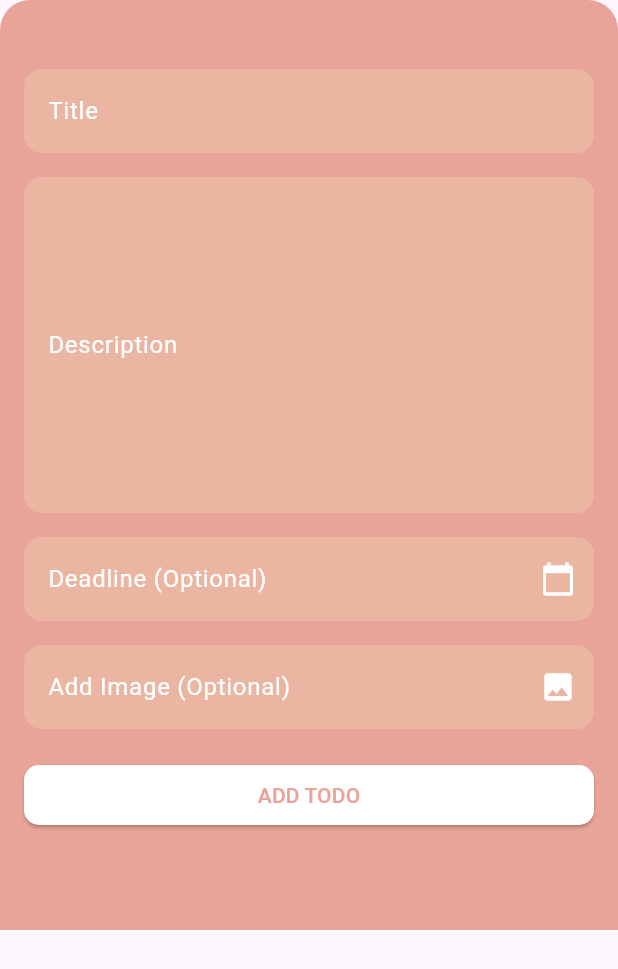
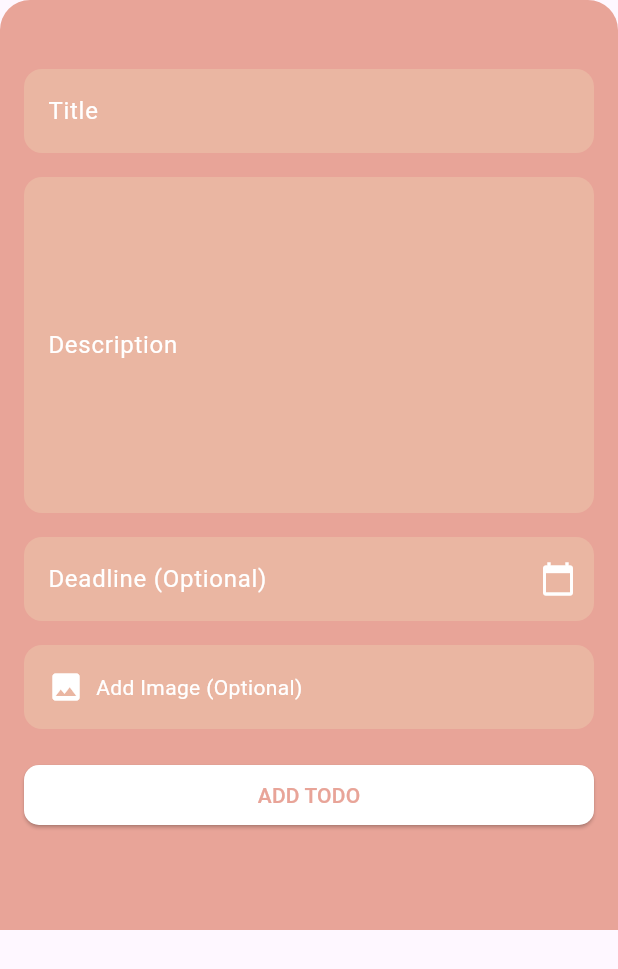
Before and after one commit to chamikacs/Flutter-todo, a Flutter app: the AddTodoBottomSheet widget shown alone on an empty page, opened directly, on a phone screen of 412 x 824 dp. Shown: the top 969 px of the screen. Run offline on Flutter 3.47's test engine with Material 3 defaults, Android fonts, the phone set to English and light mode, and no system bars; our stand-ins replace bloc, equatable, flutter_bloc, image_picker, shared_preferences; accounts and stored records are empty; network calls fail.

Commit message:
initial commit

```diff
--- a/todo_app/lib/blocs/todo/todo_bloc.dart
+++ b/todo_app/lib/blocs/todo/todo_bloc.dart
@@ -32,7 +32,7 @@ class TodoBloc extends Bloc<TodoEvent, TodoState> {
 
     on<AddTodo>((event, emit) async {
       try {
-        await todoRepository.addTodo(event.todo);
+        await todoRepository.addTodo(event.todo, imageFile: event.imageFile);
         add(LoadTodos()); // Reload todos after adding one
       } catch (e) {
         emit(TodoError('Failed to load todos: $e'));
--- a/todo_app/lib/blocs/todo/todo_event.dart
+++ b/todo_app/lib/blocs/todo/todo_event.dart
@@ -1,4 +1,6 @@
 // blocs/todo/todo_event.dart
+import 'dart:io';
+
 import 'package:equatable/equatable.dart';
 import 'package:todo_app/models/todo.dart';
 
@@ -12,15 +14,17 @@ class LoadTodos extends TodoEvent {
 
   LoadTodos([this.filter = 'all']);
 
-  // @override
-  // List<Object?> get props => [filter];
+  @override
+  List<Object?> get props => [filter];
 }
 
 class ClearTodosEvent extends TodoEvent {}
 
 class AddTodo extends TodoEvent {
   final Todo todo;
-  AddTodo(this.todo);
+  final File? imageFile;
+
+  AddTodo(this.todo, {this.imageFile});
 }
 
 class DeleteTodo extends TodoEvent {
@@ -30,8 +34,9 @@ class DeleteTodo extends TodoEvent {
 
 class EditTodoRequested extends TodoEvent {
   final Todo updatedTodo;
+  final File? imageFile;
 
-  EditTodoRequested(this.updatedTodo);
+  EditTodoRequested(this.updatedTodo, {this.imageFile});
 
   @override
   List<Object> get props => [updatedTodo];
--- a/todo_app/lib/models/todo.dart
+++ b/todo_app/lib/models/todo.dart
@@ -39,8 +39,6 @@ class Todo {
       'description': description,
       'deadline': deadline
           ?.toIso8601String(), // Use null-aware operator for optional field
-      'image': image,
-      // Do not include createdAt here since it's not created on user sign up
     };
   }
 
--- a/todo_app/lib/presentation/components/bottom_sheet.dart
+++ b/todo_app/lib/presentation/components/bottom_sheet.dart
@@ -25,14 +25,10 @@ class _AddTodoBottomSheetState extends State<AddTodoBottomSheet> {
   @override
   void initState() {
     super.initState();
-    print("sate in bottom sheet");
     if (widget.todo != null) {
       titleController.text = widget.todo!.title;
       descriptionController.text = widget.todo!.description;
       selectedDate = widget.todo!.deadline;
-      if (widget.todo!.image != null) {
-        _selectedImage = File(widget.todo!.image!);
-      }
     }
   }
 
@@ -130,19 +126,25 @@ class _AddTodoBottomSheetState extends State<AddTodoBottomSheet> {
             const SizedBox(height: 16),
             GestureDetector(
               onTap: _pickImageFromGallery,
-              child: AbsorbPointer(
-                child: TextField(
-                  decoration: InputDecoration(
-                    labelText: 'Add Image (Optional)',
-                    labelStyle: TextStyle(color: Colors.white),
-                    filled: true,
-                    fillColor: Color(0xFFEAB6A2),
-                    border: OutlineInputBorder(
-                      borderRadius: BorderRadius.circular(12),
-                      borderSide: BorderSide.none,
+              child: Container(
+                decoration: BoxDecoration(
+                  color: Color(0xFFEAB6A2),
+                  borderRadius: BorderRadius.circular(12),
+                ),
+                padding: const EdgeInsets.all(16),
+                child: Row(
+                  children: [
+                    Icon(Icons.image, color: Colors.white),
+                    const SizedBox(width: 8),
+                    Expanded(
+                      child: Text(
+                        _selectedImage == null
+                            ? 'Add Image (Optional)'
+                            : 'Image Selected: ${_selectedImage!.path.split('/').last}',
+                        style: TextStyle(color: Colors.white),
+                      ),
                     ),
-                    suffixIcon: Icon(Icons.image, color: Colors.white),
-                  ),
+                  ],
                 ),
               ),
             ),
@@ -160,13 +162,16 @@ class _AddTodoBottomSheetState extends State<AddTodoBottomSheet> {
                   title: titleController.text,
                   description: descriptionController.text,
                   deadline: selectedDate,
-                  image: _selectedImage?.path,
                 );
+
+                // Dispatch the add or edit event with the selected image file
                 if (widget.todo == null) {
-                  context.read<TodoBloc>().add(AddTodo(newTodo));
+                  context
+                      .read<TodoBloc>()
+                      .add(AddTodo(newTodo, imageFile: _selectedImage));
                 } else {
-                  context.read<TodoBloc>().add(EditTodoRequested(newTodo));
-                  // context.read<TodoBloc>().add(LoadTodos());
+                  context.read<TodoBloc>().add(
+                      EditTodoRequested(newTodo, imageFile: _selectedImage));
                 }
                 Navigator.pop(context);
               },
--- a/todo_app/lib/repositories/todo_repository.dart
+++ b/todo_app/lib/repositories/todo_repository.dart
@@ -1,3 +1,5 @@
+import 'dart:io';
+
 import 'package:todo_app/models/todo.dart';
 import 'package:todo_app/services/api_service.dart';
 
@@ -16,9 +18,9 @@ class TodoRepository {
   // }
 
   // Add a new todo
-  Future<void> addTodo(Todo todo) async {
+  Future<void> addTodo(Todo todo, {File? imageFile}) async {
     try {
-      await _apiService.addTodo(todo);
+      await _apiService.addTodo(todo, imageFile: imageFile);
     } catch (e) {
       throw Exception('Error adding todo: $e');
     }
```
Also changed, not shown: todo_app/lib/presentation/screens/todo/details_todo_screen.dart (+19 -2 lines), todo_app/lib/services/api_service.dart (+29 -11 lines), 4 other files.
